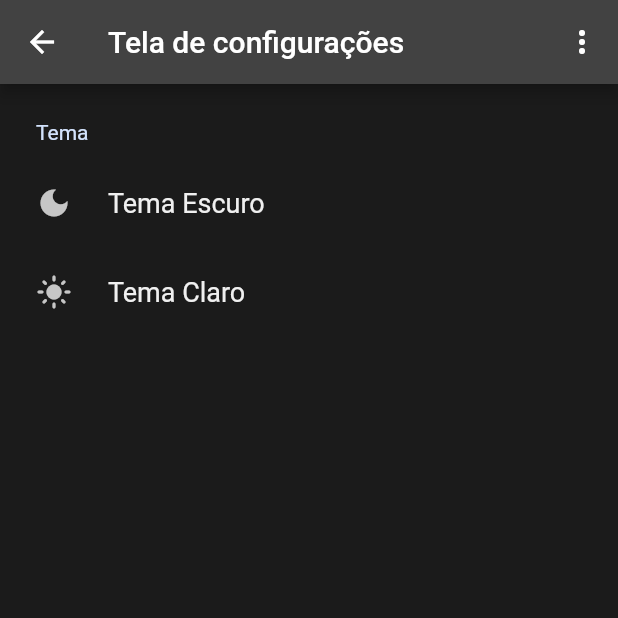
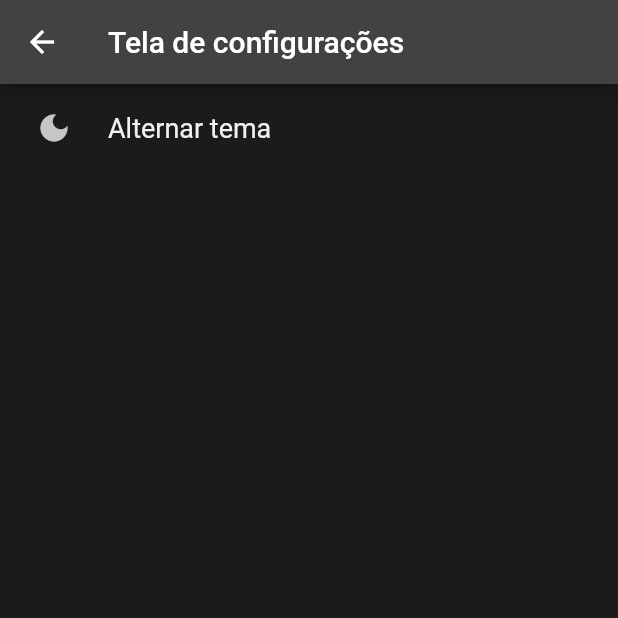
Before and after one commit to VictorRyan3612/POO_Orientada-a-objetos, a Flutter app: the TelaConfigs screen opened by its route, on a phone screen of 412 x 824 dp, the top half of it. Run offline on Flutter 3.47's test engine with Material 2 defaults, Android fonts, the phone set to English and light mode, and no system bars; drawn by our look-alikes of settings_ui; our stand-ins replace flutter_hooks.

Commit message:
Config v1.1.1

```diff
--- a/sig_custumer/lib/tela_config.dart
+++ b/sig_custumer/lib/tela_config.dart
@@ -17,25 +17,6 @@ class TelaConfigs extends HookWidget implements PreferredSizeWidget{
       appBar: AppBar(
         title: const Text('Tela de configurações'),
 
-      actions: [
-        PopupMenuButton<Brightness>(
-          icon: const Icon(Icons.more_vert),
-          onSelected: (Brightness brightness) {
-            currentBrightness.value = brightness;
-          },
-          itemBuilder: (BuildContext context) => [
-            const PopupMenuItem<Brightness>(
-              value: Brightness.light,
-              child: Text('Tema Claro'),
-            ),
-            const PopupMenuItem<Brightness>(
-              value: Brightness.dark,
-              child: Text('Tema Escuro'),
-            ),
-          ],
-        ),
-      ]
-
       ),
 
 
@@ -43,20 +24,17 @@ class TelaConfigs extends HookWidget implements PreferredSizeWidget{
         SettingsList(
           sections: [
             SettingsSection(
-              title: Text('Tema'),
               tiles: [
                 SettingsTile(
-                  title: Text('Tema Escuro'),
-                  leading: Icon(Icons.dark_mode),
+                  title: const Text('Alternar tema'),
+                  leading: const Icon(Icons.dark_mode),
                   onPressed: (BuildContext context) {
-                    currentBrightness.value = Brightness.dark;
-                  },
-                ),
-                SettingsTile(
-                  title: Text('Tema Claro'),
-                  leading: Icon(Icons.light_mode),
-                  onPressed: (BuildContext context) {
-                    currentBrightness.value = Brightness.light;
+                    if (currentBrightness.value == Brightness.dark){
+                      currentBrightness.value = Brightness.light;
+                    }
+                    else{
+                      currentBrightness.value = Brightness.dark;
+                    }
                   },
                 ),
               ],
```
